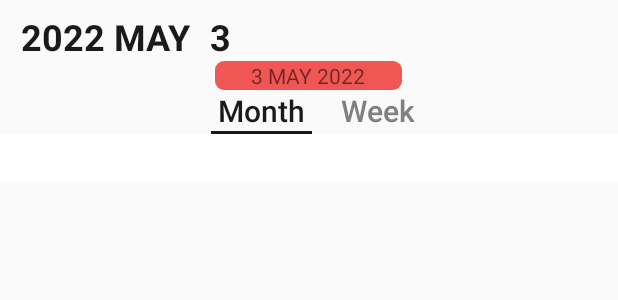
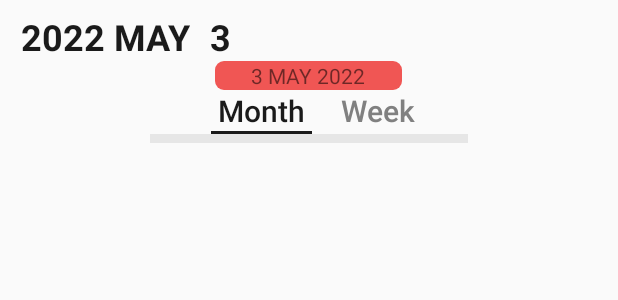
Before and after one commit to TsukiSky/Timestamp, an Android app: the layout fragment_calendar.xml on its own in the app's theme, with its tools: preview values and no code run, on a phone screen of 412 x 824 dp. Shown: the top 300 px of the screen. Run offline under Robolectric (Android 15) with nearby library versions, the phone set to English and light mode, and no system bars; plain views replace CalendarLayout, CalendarView.

Commit message:
updated calendar UI

```diff
--- /dev/null
+++ b/app/src/main/res/drawable/bg_calendar_recycler_view.xml
@@ -0,0 +1,16 @@
+<?xml version="1.0" encoding="utf-8"?>
+<layer-list xmlns:android="http://schemas.android.com/apk/res/android">
+    <item
+        android:left="100dp"
+        android:right="100dp">
+        <shape>
+            <solid android:color="@color/light_grey"/>
+            <padding android:top="6dp" />
+        </shape>
+    </item>
+    <item>
+        <shape>
+            <solid android:color="@color/main_bg"/>
+        </shape>
+    </item>
+</layer-list>
--- a/app/src/main/res/layout/layout_main_calendar.xml
+++ b/app/src/main/res/layout/layout_main_calendar.xml
@@ -146,18 +146,20 @@
             app:month_view="com.siqi.timestamp.calendar.TopCalendarMonthView"
             app:week_view="com.siqi.timestamp.calendar.TopCalendarWeekView"
             android:layout_width="match_parent"
+            android:background="@color/slight_grey"
             android:layout_height="wrap_content"
             app:calendar_height="40dp"
             app:week_background="@android:color/transparent"
             app:week_text_color="@color/black"
-            app:week_text_size="18sp"
+            app:week_text_size="14sp"
             app:select_mode="single_mode"
             />
         <androidx.recyclerview.widget.RecyclerView
             android:id="@+id/bgRecyclerView"
             android:layout_width="match_parent"
             android:layout_height="match_parent"
-            android:background="#ffffff" />
+            android:background="@drawable/bg_calendar_recycler_view" />
+
     </com.haibin.calendarview.CalendarLayout>
 
 </LinearLayout>
--- a/app/src/main/res/values/colors.xml
+++ b/app/src/main/res/values/colors.xml
@@ -7,6 +7,7 @@
     <color name="teal_700">#FF018786</color>
     <color name="black">#FF1A1A1A</color>
     <color name="white">#FFFFFFFF</color>
+    <color name="slight_grey">#fafafa</color>
     <color name="light_grey">#E6E6E6</color>>
     <color name="moderate_grey">#808080</color>
     <color name="dark_grey">#363636</color>
```
Also changed, not shown: app/src/main/java/com/siqi/timestamp/calendar/TopCalendarMonthView.java (+22 -12 lines), app/src/main/java/com/siqi/timestamp/calendar/TopCalendarWeekView.java (+21 -13 lines), app/src/main/res/drawable/bg_light_grey_smaller_rounded_corner_view.xml (added, +8 -0 lines).
